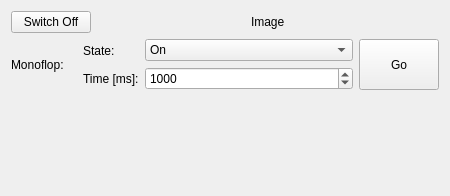
First picture: the form in src/brickv/plugin_system/plugins/solid_state_relay/ui/solid_state_relay.ui, repository Tinkerforge/brickv, before the edit.
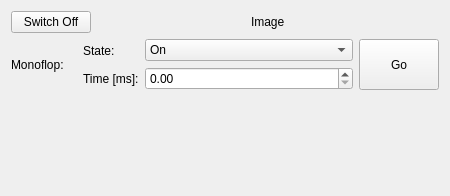
Second picture: the form after the edit.

Commit message:
monoflop: Switch from QSpinBox to QDoubleSpinBox for uint32 value range
QSpinBox can handle int32 value range only.

Patch:
```diff
--- a/src/brickv/plugin_system/plugins/solid_state_relay/ui/solid_state_relay.ui
+++ b/src/brickv/plugin_system/plugins/solid_state_relay/ui/solid_state_relay.ui
@@ -123,22 +123,13 @@
           </widget>
          </item>
          <item>
-          <widget class="QSpinBox" name="time_spinbox">
+          <widget class="QDoubleSpinBox" name="time_spinbox">
            <property name="sizePolicy">
             <sizepolicy hsizetype="Minimum" vsizetype="Preferred">
              <horstretch>1</horstretch>
              <verstretch>0</verstretch>
             </sizepolicy>
            </property>
-           <property name="minimum">
-            <number>1</number>
-           </property>
-           <property name="maximum">
-            <number>2147483647</number>
-           </property>
-           <property name="value">
-            <number>1000</number>
-           </property>
           </widget>
          </item>
         </layout>
```
The commit also changes 12 other files.
